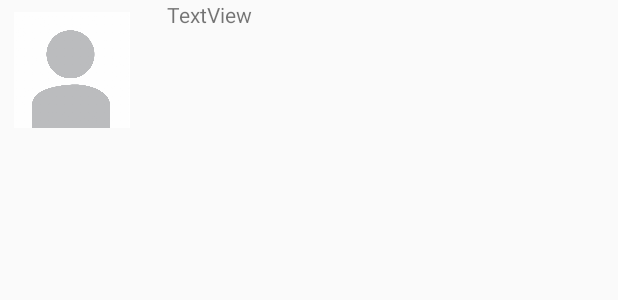
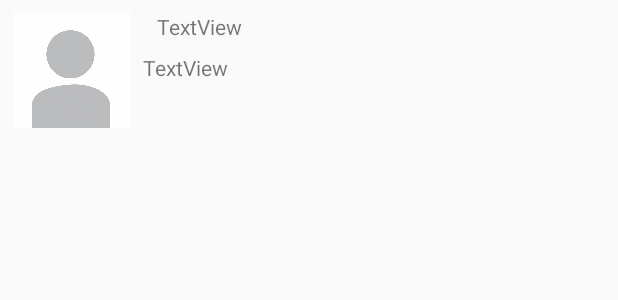
Before and after one commit to arthurvanstrien/AndroidLessons, an Android app: the layout projects_listview_row.xml on its own in the app's theme, with its tools: preview values and no code run, on a phone screen of 412 x 824 dp. Shown: the top 300 px of the screen. Run offline under Robolectric (Android 15) with nearby library versions, the phone set to English and light mode, and no system bars.

Commit message:
added a field to the layout of the project listview row.

```diff
--- a/cv_app/src/main/res/layout/projects_listview_row.xml
+++ b/cv_app/src/main/res/layout/projects_listview_row.xml
@@ -18,13 +18,27 @@
 
     <TextView
         android:id="@+id/projectListName"
-        android:layout_width="277dp"
-        android:layout_height="20dp"
+        android:layout_width="281dp"
+        android:layout_height="19dp"
         android:layout_marginLeft="8dp"
         android:layout_marginRight="8dp"
         android:text="TextView"
         app:layout_constraintLeft_toRightOf="@+id/projectImage"
         app:layout_constraintRight_toRightOf="parent"
-        tools:layout_editor_absoluteX="-12dp"
-        tools:layout_editor_absoluteY="36dp"/>
+        app:layout_constraintTop_toTopOf="parent"
+        android:layout_marginTop="8dp"
+        app:layout_constraintHorizontal_bias="0.333"/>
+
+    <TextView
+        android:id="@+id/projectListDescription"
+        android:layout_width="281dp"
+        android:layout_height="61dp"
+        android:layout_marginLeft="8dp"
+        android:layout_marginRight="8dp"
+        android:layout_marginTop="8dp"
+        android:text="TextView"
+        app:layout_constraintHorizontal_bias="0.0"
+        app:layout_constraintLeft_toRightOf="@+id/projectImage"
+        app:layout_constraintRight_toRightOf="parent"
+        app:layout_constraintTop_toBottomOf="@+id/projectListName"/>
 </android.support.constraint.ConstraintLayout>
```
